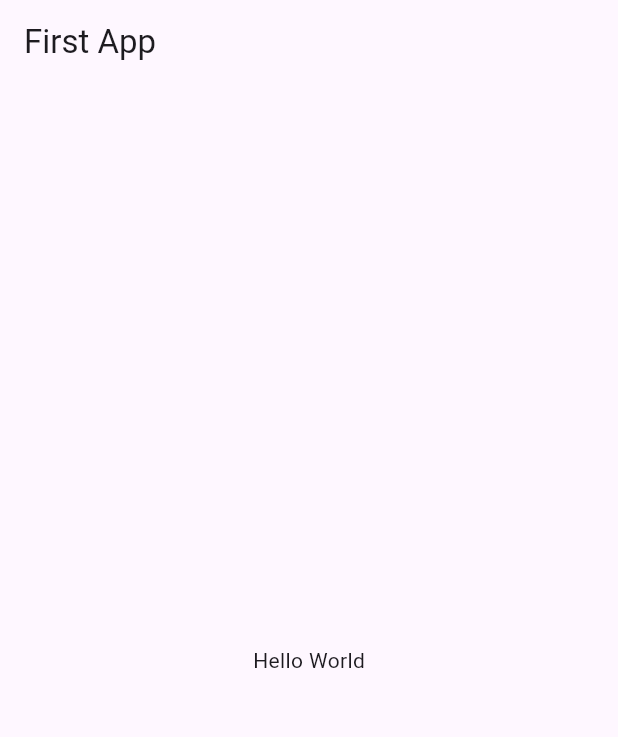
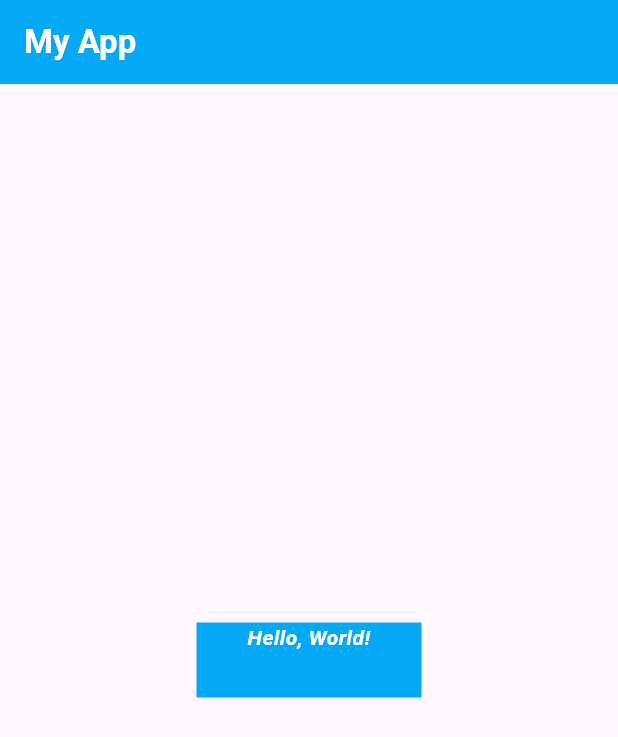
Before and after one commit to athaabiyyu/first_application, a Flutter app: the screen it shows after launch, on a phone screen of 412 x 824 dp. Shown: the top 737 px of the screen. Run offline on Flutter 3.47's test engine with Material 3 defaults, Android fonts, the phone set to English and light mode, and no system bars.

Commit message:
Text Widget

```diff
--- a/lib/main.dart
+++ b/lib/main.dart
@@ -8,10 +8,30 @@ class MyApp extends StatelessWidget {
     return MaterialApp(
       home: Scaffold(
         appBar: AppBar(
-          title: Text("First App"),
+          backgroundColor: Colors.lightBlue,
+          title : Text(
+            'My App',
+            style: TextStyle(
+              color: Colors.white,
+              fontWeight: FontWeight.w700,
+            ),
+          ),
         ),
         body: Center(
-          child: Text("Hello World"),
+          child: Container(
+            color: Colors.lightBlue,
+            width: 150,
+            height: 50,
+            child: Text(
+              "Hello, World!",
+              textAlign: TextAlign.center,
+              style: TextStyle(
+                color: Colors.white,
+                fontStyle: FontStyle.italic,
+                fontWeight: FontWeight.w700,
+              ),
+            ),
+          )
         ),
       ),
     );
```
